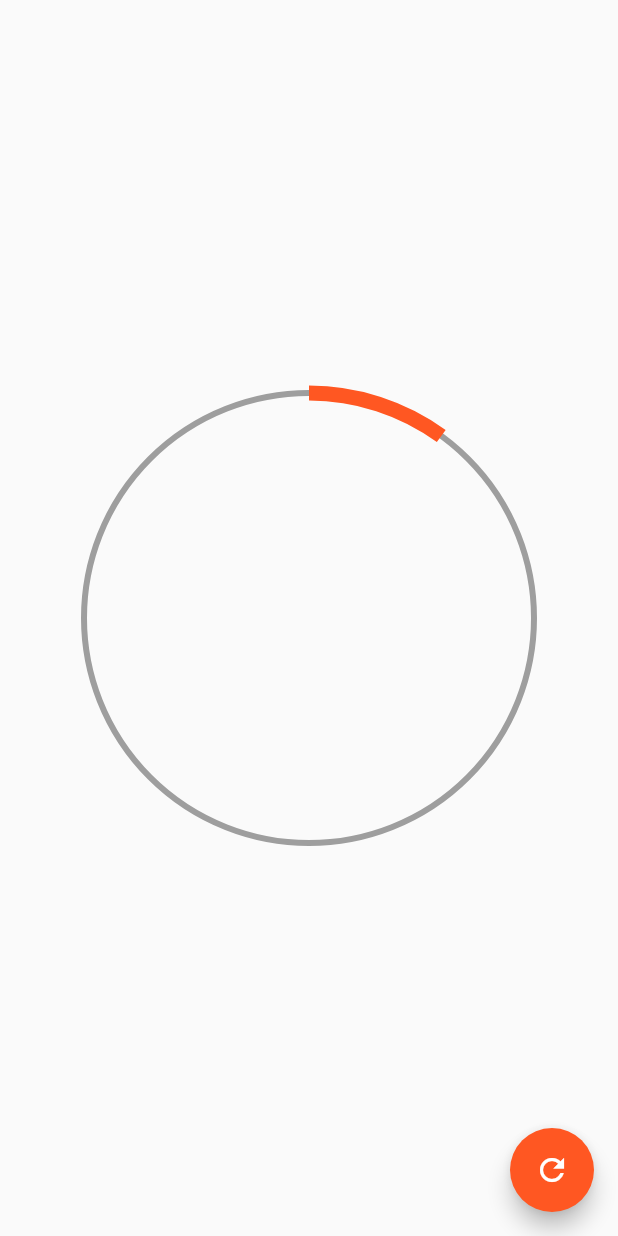
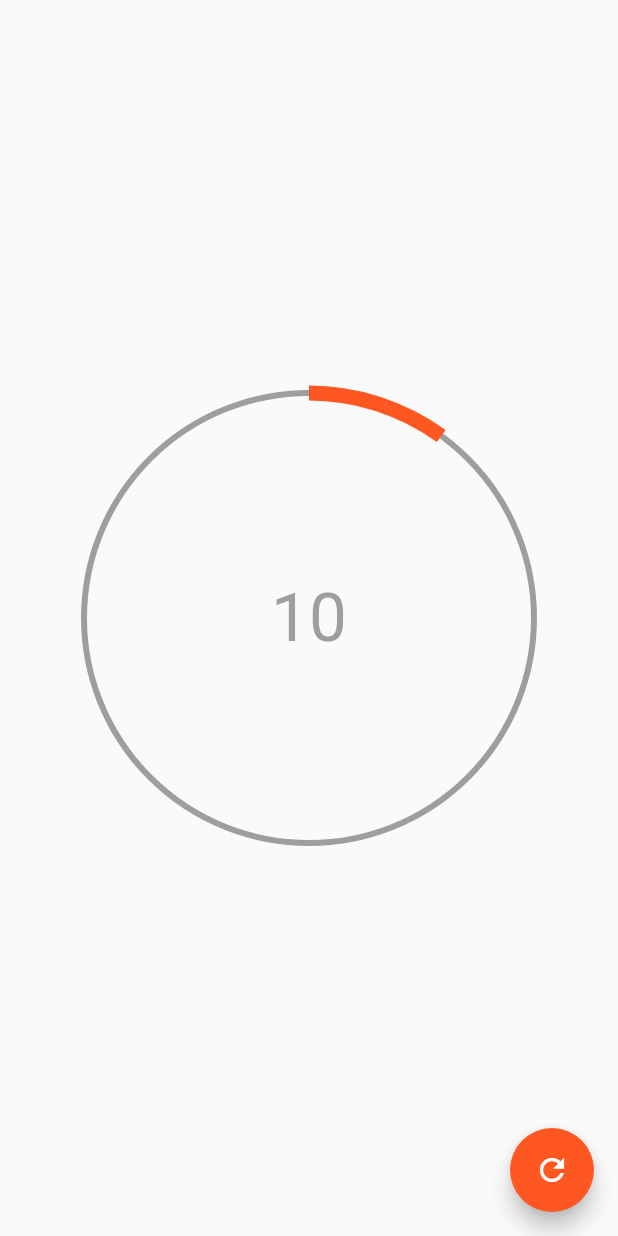
Before and after one commit to DavidBarcenas/flutter-painter-animations, a Flutter app: the screen it shows after launch, on a phone screen of 412 x 824 dp. Run offline on Flutter 3.47's test engine with Material 2 defaults, Android fonts, the phone set to English and light mode, and no system bars.

Commit message:
feat: Circular progress animation

```diff
--- a/lib/src/pages/progress_page.dart
+++ b/lib/src/pages/progress_page.dart
@@ -1,4 +1,5 @@
 import 'dart:math';
+import 'dart:ui';
 
 import 'package:flutter/material.dart';
 
@@ -7,8 +8,31 @@ class ProgressPage extends StatefulWidget {
   _ProgressPageState createState() => _ProgressPageState();
 }
 
-class _ProgressPageState extends State<ProgressPage> {
+class _ProgressPageState extends State<ProgressPage>
+    with SingleTickerProviderStateMixin {
+  AnimationController controller;
   double percentage = 10;
+  double newPercentage = 10;
+
+  @override
+  void initState() {
+    controller = new AnimationController(
+        vsync: this, duration: Duration(milliseconds: 300));
+    controller.addListener(() {
+      // print('valor controller: ${controller.value}');
+      setState(() {
+        this.percentage =
+            lerpDouble(this.percentage, this.newPercentage, controller.value);
+      });
+    });
+    super.initState();
+  }
+
+  @override
+  void dispose() {
+    controller.dispose();
+    super.dispose();
+  }
 
   @override
   Widget build(BuildContext context) {
@@ -16,14 +40,33 @@ class _ProgressPageState extends State<ProgressPage> {
       floatingActionButton: FloatingActionButton(
           child: Icon(Icons.refresh),
           backgroundColor: Colors.deepOrange,
-          onPressed: () => setState(() => percentage += 10)),
+          onPressed: () => setState(() {
+                this.percentage = this.newPercentage;
+                this.newPercentage += 10;
+                if (this.newPercentage > 100) {
+                  this.newPercentage = 0;
+                  this.percentage = 0;
+                }
+                controller.forward(from: 0.0);
+              })),
       body: Center(
-        child: Container(
-          width: 300,
-          height: 300,
-          // color: Colors.pinkAccent,
-          child: CustomPaint(painter: _RadialProgressPainter(percentage)),
-        ),
+        child: Stack(children: [
+          Container(
+            width: 300,
+            height: 300,
+            // color: Colors.pinkAccent,
+            child: CustomPaint(painter: _RadialProgressPainter(percentage)),
+          ),
+          Container(
+            width: 300,
+            height: 300,
+            alignment: Alignment.center,
+            child: Text(
+              this.newPercentage.round().toString(),
+              style: TextStyle(fontSize: 45.0, color: Colors.grey),
+            ),
+          )
+        ]),
       ),
     );
   }
```
